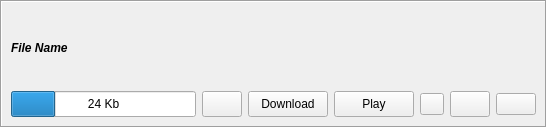
Above: retroshare-gui/src/gui/feeds/SubFileItem.ui from RetroShare/RetroShare before the change. Below: the same form after it.
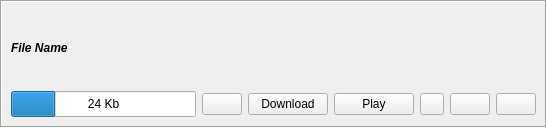
That is the form after the change. Icons and pictures are not drawn.

Commit message: removed minimum size

The edit to the form file:
```diff
--- a/retroshare-gui/src/gui/feeds/SubFileItem.ui
+++ b/retroshare-gui/src/gui/feeds/SubFileItem.ui
@@ -70,12 +70,6 @@
             <verstretch>0</verstretch>
            </sizepolicy>
           </property>
-          <property name="minimumSize">
-           <size>
-            <width>0</width>
-            <height>26</height>
-           </size>
-          </property>
           <property name="focusPolicy">
            <enum>Qt::NoFocus</enum>
           </property>
@@ -96,12 +90,6 @@
             <verstretch>0</verstretch>
            </sizepolicy>
           </property>
-          <property name="minimumSize">
-           <size>
-            <width>0</width>
-            <height>26</height>
-           </size>
-          </property>
           <property name="focusPolicy">
            <enum>Qt::NoFocus</enum>
           </property>
@@ -125,12 +113,6 @@
             <verstretch>0</verstretch>
            </sizepolicy>
           </property>
-          <property name="minimumSize">
-           <size>
-            <width>0</width>
-            <height>26</height>
-           </size>
-          </property>
           <property name="focusPolicy">
            <enum>Qt::NoFocus</enum>
           </property>
@@ -180,12 +162,6 @@
             <verstretch>0</verstretch>
            </sizepolicy>
           </property>
-          <property name="minimumSize">
-           <size>
-            <width>0</width>
-            <height>26</height>
-           </size>
-          </property>
           <property name="focusPolicy">
            <enum>Qt::NoFocus</enum>
           </property>
```
